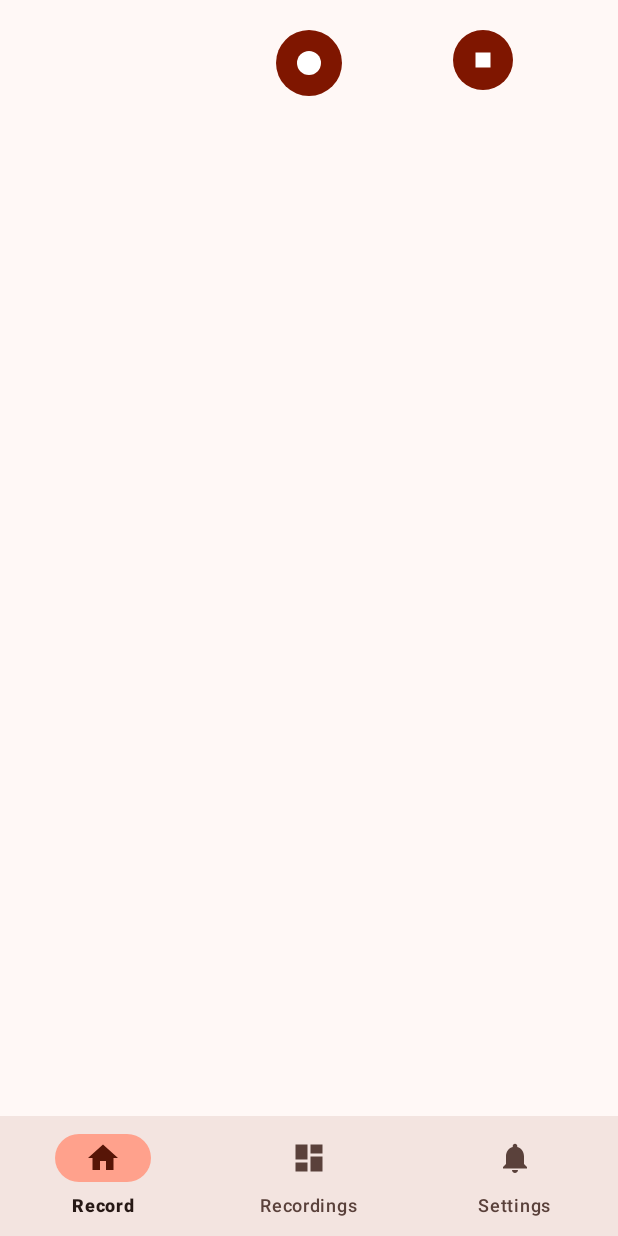
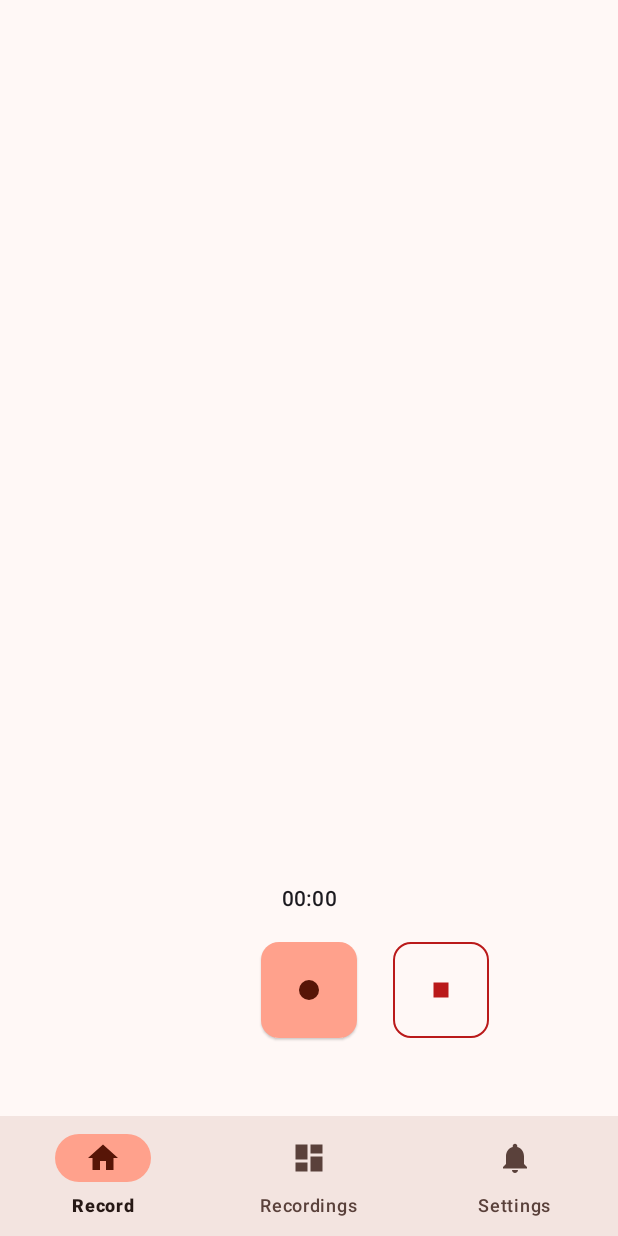
Before and after one commit to Leonidius20/RecordingStudio, an Android app: the screen it shows after launch (MainActivity), on a phone screen of 412 x 824 dp. Run offline under Robolectric (Android 15) with nearby library versions, the phone set to English and light mode, and no system bars; our stand-ins replace Dagger/Hilt's generated code, data binding, navigation-ui; 2 statements that could not run were skipped.

Commit message:
changed rec screen layout

```diff
--- a/app/src/main/java/io/github/leonidius20/recorder/ui/recordings_list/RecordingsListFragment.kt
+++ b/app/src/main/java/io/github/leonidius20/recorder/ui/recordings_list/RecordingsListFragment.kt
@@ -207,31 +207,53 @@ class RecordingsListFragment : Fragment() {
         // if success
         // todo: first stop actionmode, then show rename dialog, so that the need for payloads is evident
 
-        // todo: it is lost when screen rotates
-        val dialogView = RenameDialogBinding.inflate(layoutInflater)
 
-        AlertDialog.Builder(requireContext())
-            .setTitle(R.string.recordings_list_choose_new_name)
-            .setView(dialogView.root)
-            .setPositiveButton(android.R.string.ok) { d, i ->
 
-            }
-            .show()
+
+
 
         actionMode!!.finish()
-        val newData = viewModel.recordings.value!![position].copy(
-            name = "new name"
-        )
-        adapter.replaceItemAt(position, newData)
+
+        showRenameDialog(position) // probably not very sustainable when we will implement
+        // restoring the dialog after screen rotation. Maybe it is better to restore selected
+        // items and then take position from there
+
+
     }
 
     /**
      * shows rename dialog for the first time or after activity recreation
      */
-    fun showRenameDialog() {}
+    fun showRenameDialog(position: Int) {
+        // todo: dialog being shown is a part of UI state. It should be stored in viewmodel
+        // and there should be a "render" function that simply renders out the state that is
+        // saved in viewmodel
 
-    fun onRenameDialogSubmitted() {
+        // todo: it is lost when screen rotates
 
+
+        // todo: this right here is a "feature envy" code smell. Need to refactor
+        // and reachitect the ui state logic
+
+        //todo: dialog fragment with callback?
+        viewModel.renameFileNewName.value = viewModel.recordings.value!![position].name
+
+        val dialogView = RenameDialogBinding.inflate(layoutInflater)
+        AlertDialog.Builder(requireContext())
+            .setTitle(R.string.recordings_list_choose_new_name)
+            .setView(dialogView.root)
+            .setPositiveButton(android.R.string.ok) { d, i ->
+                onRenameDialogSubmitted(position)
+            }
+            .show()
+    }
+
+    private fun onRenameDialogSubmitted(position: Int) {
+        val newData = viewModel.recordings.value!![position].copy(
+            name = viewModel.renameFileNewName.value!!
+        )
+        // todo: actually rename in Repository
+        adapter.replaceItemAt(position, newData)
     }
 
 
--- a/app/src/main/res/layout/activity_main.xml
+++ b/app/src/main/res/layout/activity_main.xml
@@ -27,8 +27,8 @@
         <fragment
             android:id="@+id/nav_host_fragment_activity_main"
             android:name="androidx.navigation.fragment.NavHostFragment"
-            android:layout_width="match_parent"
-            android:layout_height="match_parent"
+            android:layout_width="0dp"
+            android:layout_height="0dp"
             app:defaultNavHost="true"
             app:layout_constraintBottom_toTopOf="@id/nav_view"
             app:layout_constraintLeft_toLeftOf="parent"
--- a/app/src/main/res/layout/fragment_home.xml
+++ b/app/src/main/res/layout/fragment_home.xml
@@ -18,14 +18,42 @@
         android:layout_height="match_parent"
         tools:context=".ui.home.HomeFragment">
 
-        <Button
-            style="?attr/materialIconButtonFilledStyle"
-            android:id="@+id/recordButton"
+        <Chronometer
+            android:id="@+id/rec_timer"
             android:layout_width="wrap_content"
             android:layout_height="wrap_content"
+            app:layout_constraintStart_toStartOf="parent"
+            app:layout_constraintEnd_toEndOf="parent"
+            app:layout_constraintBottom_toTopOf="@id/recordButton"
+            android:layout_marginBottom="@dimen/margin_normal"
+            android:textAppearance="?textAppearanceLabelLarge"
+            />
+
+        <com.google.android.material.button.MaterialButton
+            style="?attr/materialIconButtonFilledStyle"
+
+            app:backgroundTint="?colorSecondaryContainer"
+
+
+
+            app:iconTint="?colorOnSecondaryContainer"
+
+            app:iconGravity="textStart"
+
+            tools:icon="@drawable/ic_record"
+
+            android:layout_width="72dp"
+            android:layout_height="72dp"
+            app:shapeAppearance="?attr/shapeAppearanceCornerMedium"
+
+            android:elevation="1dp"
+            android:id="@+id/recordButton"
+
             android:contentDescription="@string/rec_pause_btn_desc"
-            app:layout_constraintTop_toTopOf="parent"
-            android:layout_marginTop="@dimen/margin_normal"
+
+            app:layout_constraintBottom_toBottomOf="parent"
+
+            android:layout_marginBottom="@dimen/margin_large"
             app:layout_constraintStart_toStartOf="parent"
             app:layout_constraintEnd_toEndOf="parent"
             app:icon="@{viewModel.uiState.recPauseBtnIcon == RecPauseBtnIcon.RECORD ? @drawable/ic_record : @drawable/ic_pause}"
@@ -33,20 +61,40 @@
             android:onClick="@{() -> fragment.onRecButtonClick()}"
             />
 
-        <Button
-            style="?attr/materialIconButtonFilledStyle"
+        <com.google.android.material.button.MaterialButton
+            style="?attr/materialIconButtonOutlinedStyle"
+            app:shapeAppearance="?attr/shapeAppearanceCornerMedium"
             android:id="@+id/stopButton"
-            android:layout_marginTop="@dimen/margin_normal"
-            android:layout_width="wrap_content"
-            android:layout_height="wrap_content"
-            app:layout_constraintTop_toTopOf="parent"
-            app:layout_constraintStart_toEndOf="@id/recordButton"
+            android:layout_width="72dp"
+            android:layout_height="72dp"
+            app:iconGravity="textStart"
+
+
+
+            app:strokeColor="?colorError"
+            app:iconTint="?colorError"
+
+
+            android:layout_marginStart="@dimen/margin_normal"
+            android:layout_marginBottom="@dimen/margin_large"
+            android:onClick="@{() -> fragment.onStopBtnClick()}"
+            android:visibility="@{viewModel.uiState.stopButtonVisible ? View.VISIBLE : View.GONE}"
+
             app:icon="@drawable/ic_stop"
-            app:layout_constraintEnd_toEndOf="parent"
-            android:visibility="@{viewModel.uiState.stopButtonVisible ? View.VISIBLE : View.GONE}"
-            android:onClick="@{() -> fragment.onStopBtnClick()}"
-            />
 
+
+
+
+
+
+            app:layout_constraintBottom_toBottomOf="parent"
+            app:layout_constraintStart_toEndOf="@id/recordButton" />
+
+        <!--
+
+        android:scaleType="fitXY"
+            android:padding="20dp"
+        -->
 
 
     </androidx.constraintlayout.widget.ConstraintLayout>
--- a/app/src/main/res/layout/rename_dialog.xml
+++ b/app/src/main/res/layout/rename_dialog.xml
@@ -18,7 +18,7 @@
         <com.google.android.material.textfield.TextInputEditText
             android:layout_width="match_parent"
             android:layout_height="wrap_content"
-            android:text="@{viewmodel.renameFileNewName}" />
+            android:text="@={viewmodel.renameFileNewName}" />
 
     </com.google.android.material.textfield.TextInputLayout>
 </layout>
--- a/app/src/main/res/values/dimens.xml
+++ b/app/src/main/res/values/dimens.xml
@@ -5,4 +5,6 @@
 
 
     <dimen name="margin_normal">16dp</dimen>
+
+    <dimen name="margin_large">48dp</dimen>
 </resources>
```
Also changed, not shown: app/src/main/res/drawable/ic_stop.xml (+7 -1 lines).
